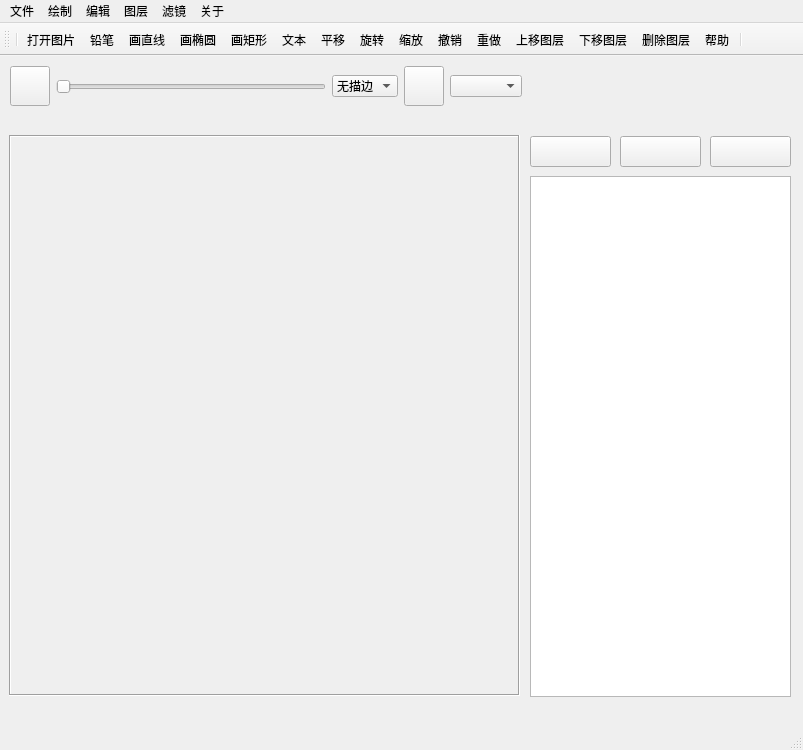
First picture: the form in mainwindow.ui, repository TTTrails/SoftWare_Management, before the edit.
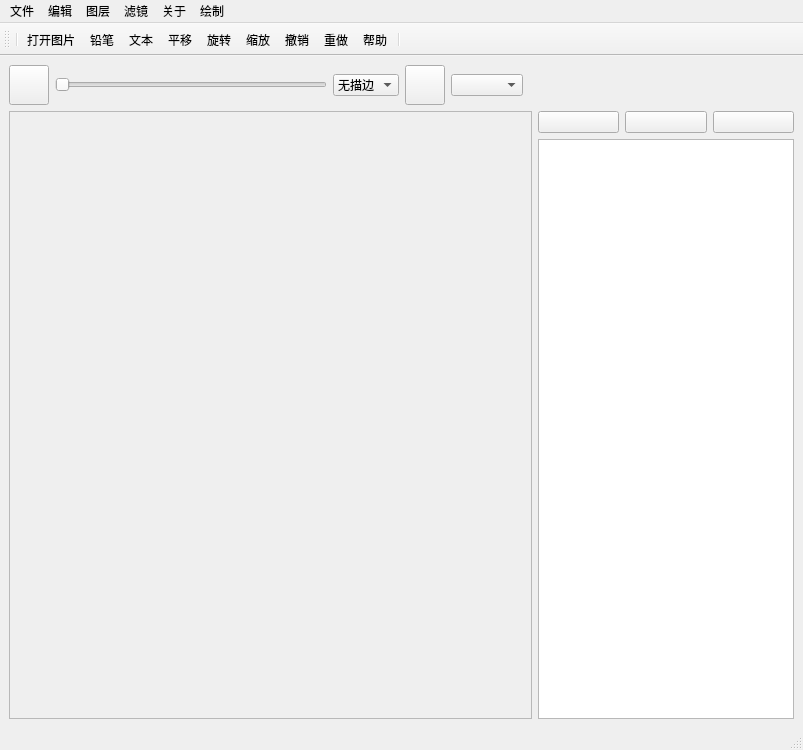
Second picture: the form after the edit. Icons and pictures are not drawn.

Diff of the .ui file:
```diff
--- a/mainwindow.ui
+++ b/mainwindow.ui
@@ -23,15 +23,62 @@
    <property name="enabled">
     <bool>true</bool>
    </property>
-   <widget class="QWidget" name="horizontalLayoutWidget">
-    <property name="geometry">
-     <rect>
-      <x>10</x>
-      <y>0</y>
-      <width>781</width>
-      <height>61</height>
-     </rect>
-    </property>
+   <layout class="QGridLayout" name="gridLayout">
+    <item row="2" column="1" colspan="3">
+     <widget class="QListWidget" name="listWidget"/>
+    </item>
+    <item row="1" column="1">
+     <widget class="QPushButton" name="button_upLayer">
+      <property name="text">
+       <string/>
+      </property>
+      <property name="icon">
+       <iconset resource="image.qrc">
+        <normaloff>:/images/up.png</normaloff>:/images/up.png</iconset>
+      </property>
+      <property name="iconSize">
+       <size>
+        <width>30</width>
+        <height>30</height>
+       </size>
+      </property>
+     </widget>
+    </item>
+    <item row="1" column="2">
+     <widget class="QPushButton" name="button_downLayer">
+      <property name="text">
+       <string/>
+      </property>
+      <property name="icon">
+       <iconset resource="image.qrc">
+        <normaloff>:/images/down.png</normaloff>:/images/down.png</iconset>
+      </property>
+      <property name="iconSize">
+       <size>
+        <width>30</width>
+        <height>30</height>
+       </size>
+      </property>
+     </widget>
+    </item>
+    <item row="1" column="3">
+     <widget class="QPushButton" name="button_removeLayer">
+      <property name="text">
+       <string/>
+      </property>
+      <property name="icon">
+       <iconset resource="image.qrc">
+        <normaloff>:/images/del.png</normaloff>:/images/del.png</iconset>
+      </property>
+      <property name="iconSize">
+       <size>
+        <width>30</width>
+        <height>30</height>
+       </size>
+      </property>
+     </widget>
+    </item>
+    <item row="0" column="0" colspan="4">
     <layout class="QHBoxLayout" name="horizontalLayout">
      <item>
       <widget class="QPushButton" name="pushButton_2">
@@ -124,102 +171,34 @@
       </spacer>
      </item>
     </layout>
-   </widget>
-   <widget class="QPushButton" name="pushButton_3">
-    <property name="geometry">
-     <rect>
-      <x>530</x>
-      <y>80</y>
-      <width>81</width>
-      <height>31</height>
-     </rect>
-    </property>
-    <property name="text">
-     <string/>
-    </property>
-    <property name="icon">
-     <iconset>
-      <normaloff>:/images/up.png</normaloff>:/images/up.png</iconset>
-    </property>
-    <property name="iconSize">
-     <size>
-      <width>30</width>
-      <height>30</height>
-     </size>
-    </property>
-   </widget>
-   <widget class="QListWidget" name="listWidget">
+    </item>
+    <item row="1" column="0" rowspan="2">
+     <widget class="QScrollArea" name="scrollArea">
+      <property name="widgetResizable">
+       <bool>true</bool>
+      </property>
+      <widget class="QWidget" name="scrollAreaWidgetContents">
     <property name="geometry">
      <rect>
-      <x>530</x>
-      <y>120</y>
-      <width>261</width>
-      <height>521</height>
-     </rect>
-    </property>
-   </widget>
-   <widget class="QPushButton" name="pushButton_4">
-    <property name="geometry">
-     <rect>
-      <x>620</x>
-      <y>80</y>
-      <width>81</width>
-      <height>31</height>
-     </rect>
-    </property>
+         <x>0</x>
+         <y>0</y>
+         <width>521</width>
+         <height>600</height>
+        </rect>
+       </property>
+       <layout class="QGridLayout" name="gridLayout_2">
+        <item row="0" column="0">
+         <widget class="QLabel" name="label">
     <property name="text">
      <string/>
     </property>
-    <property name="icon">
-     <iconset>
-      <normaloff>:/images/down.png</normaloff>:/images/down.png</iconset>
-    </property>
-    <property name="iconSize">
-     <size>
-      <width>30</width>
-      <height>30</height>
-     </size>
-    </property>
-   </widget>
-   <widget class="QPushButton" name="pushButton_5">
-    <property name="geometry">
-     <rect>
-      <x>710</x>
-      <y>80</y>
-      <width>81</width>
-      <height>31</height>
-     </rect>
-    </property>
-    <property name="text">
-     <string/>
-    </property>
-    <property name="icon">
-     <iconset>
-      <normaloff>:/images/del.png</normaloff>:/images/del.png</iconset>
-    </property>
-    <property name="iconSize">
-     <size>
-      <width>30</width>
-      <height>30</height>
-     </size>
-    </property>
-   </widget>
-   <widget class="QFrame" name="frame">
-    <property name="geometry">
-     <rect>
-      <x>9</x>
-      <y>79</y>
-      <width>511</width>
-      <height>561</height>
-     </rect>
-    </property>
-    <property name="frameShape">
-     <enum>QFrame::Box</enum>
-    </property>
-    <property name="frameShadow">
-     <enum>QFrame::Sunken</enum>
-    </property>
-   </widget>
+         </widget>
+        </item>
+       </layout>
+      </widget>
+     </widget>
+    </item>
+   </layout>
   </widget>
   <widget class="QStatusBar" name="statusbar"/>
   <widget class="QMenuBar" name="menubar">
@@ -228,7 +207,7 @@
      <x>0</x>
      <y>0</y>
      <width>803</width>
-     <height>26</height>
+     <height>21</height>
     </rect>
    </property>
    <widget class="QMenu" name="file">
@@ -286,11 +265,11 @@
     <addaction name="help"/>
    </widget>
    <addaction name="file"/>
-   <addaction name="draw"/>
    <addaction name="edit"/>
    <addaction name="picture"/>
    <addaction name="camera"/>
    <addaction name="about"/>
+   <addaction name="draw"/>
   </widget>
   <widget class="QToolBar" name="toolBar">
    <property name="windowTitle">
@@ -305,18 +284,12 @@
    <addaction name="separator"/>
    <addaction name="action_openPic"/>
    <addaction name="action_draw_pencil"/>
-   <addaction name="action_draw_line"/>
-   <addaction name="action_draw_ellipse"/>
-   <addaction name="action_draw_rectangle"/>
    <addaction name="action_draw_text"/>
    <addaction name="pingyi"/>
    <addaction name="xuanzhuan"/>
    <addaction name="suofang"/>
    <addaction name="chexiao"/>
    <addaction name="chongzuo"/>
-   <addaction name="up"/>
-   <addaction name="down"/>
-   <addaction name="delete_2"/>
    <addaction name="help"/>
    <addaction name="separator"/>
   </widget>
@@ -366,33 +339,6 @@
     <string>另存为图片</string>
    </property>
   </action>
-  <action name="action_draw_line">
-   <property name="icon">
-    <iconset>
-     <normaloff>:/images/line.png</normaloff>:/images/line.png</iconset>
-   </property>
-   <property name="text">
-    <string>画直线 </string>
-   </property>
-  </action>
-  <action name="action_draw_ellipse">
-   <property name="icon">
-    <iconset>
-     <normaloff>:/images/circle.png</normaloff>:/images/circle.png</iconset>
-   </property>
-   <property name="text">
-    <string>画椭圆</string>
-   </property>
-  </action>
-  <action name="action_draw_rectangle">
-   <property name="icon">
-    <iconset>
-     <normaloff>:/images/juxing.png</normaloff>:/images/juxing.png</iconset>
-   </property>
-   <property name="text">
-    <string>画矩形</string>
-   </property>
-  </action>
   <action name="pingyi">
    <property name="icon">
     <iconset>
@@ -438,33 +384,6 @@
     <string>重做</string>
    </property>
   </action>
-  <action name="up">
-   <property name="icon">
-    <iconset>
-     <normaloff>:/images/up.png</normaloff>:/images/up.png</iconset>
-   </property>
-   <property name="text">
-    <string>上移图层</string>
-   </property>
-  </action>
-  <action name="down">
-   <property name="icon">
-    <iconset>
-     <normaloff>:/images/down.png</normaloff>:/images/down.png</iconset>
-   </property>
-   <property name="text">
-    <string>下移图层</string>
-   </property>
-  </action>
-  <action name="delete_2">
-   <property name="icon">
-    <iconset>
-     <normaloff>:/images/del.png</normaloff>:/images/del.png</iconset>
-   </property>
-   <property name="text">
-    <string>删除图层</string>
-   </property>
-  </action>
   <action name="hebing">
    <property name="icon">
     <iconset>
```
Left out of the diff: 34 changed lines with no effect on the pictures. Lines whose indentation alone changed are shown as unchanged.
